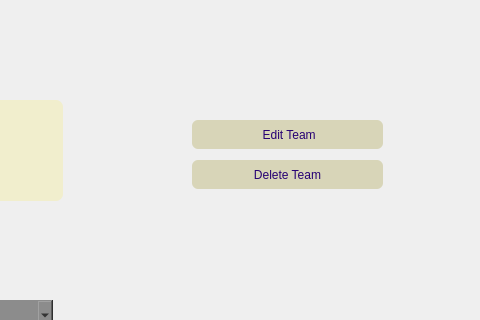
Above: client_apProject/teamdialog.ui from sabasheikhi/ap_project before the change; both pictures show x 558 to 1038 and y 0 to 320 of the 1038 by 633 pixel window. Below: the same form after it.
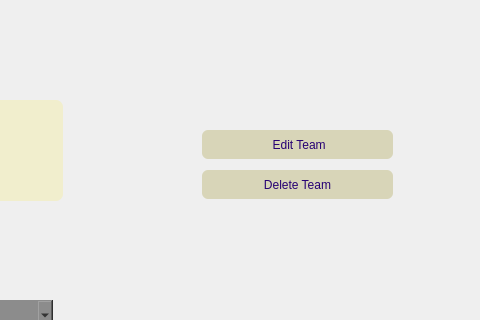
That is the form after the change. Icons and pictures are not drawn.

Diff of the .ui file:
```diff
--- a/client_apProject/teamdialog.ui
+++ b/client_apProject/teamdialog.ui
@@ -83,24 +83,6 @@
     <string/>
    </property>
   </widget>
-  <widget class="QPushButton" name="editpro">
-   <property name="geometry">
-    <rect>
-     <x>750</x>
-     <y>120</y>
-     <width>191</width>
-     <height>29</height>
-    </rect>
-   </property>
-   <property name="styleSheet">
-    <string notr="true">color: rgb(38, 0, 115);
-background-color: rgb(216, 213, 184);
-border-radius:6px;</string>
-   </property>
-   <property name="text">
-    <string> Edit Team</string>
-   </property>
-  </widget>
   <widget class="QPushButton" name="delete_user">
    <property name="geometry">
     <rect>
@@ -181,8 +163,26 @@
   <widget class="QPushButton" name="deletepro">
    <property name="geometry">
     <rect>
-     <x>750</x>
-     <y>160</y>
+     <x>760</x>
+     <y>130</y>
+     <width>191</width>
+     <height>29</height>
+    </rect>
+   </property>
+   <property name="styleSheet">
+    <string notr="true">color: rgb(38, 0, 115);
+background-color: rgb(216, 213, 184);
+border-radius:6px;</string>
+   </property>
+   <property name="text">
+    <string> Edit Team</string>
+   </property>
+  </widget>
+  <widget class="QPushButton" name="deleteTeam">
+   <property name="geometry">
+    <rect>
+     <x>760</x>
+     <y>170</y>
      <width>191</width>
      <height>29</height>
     </rect>
```
Left out of the diff: 2 changed lines with no effect on the pictures.
